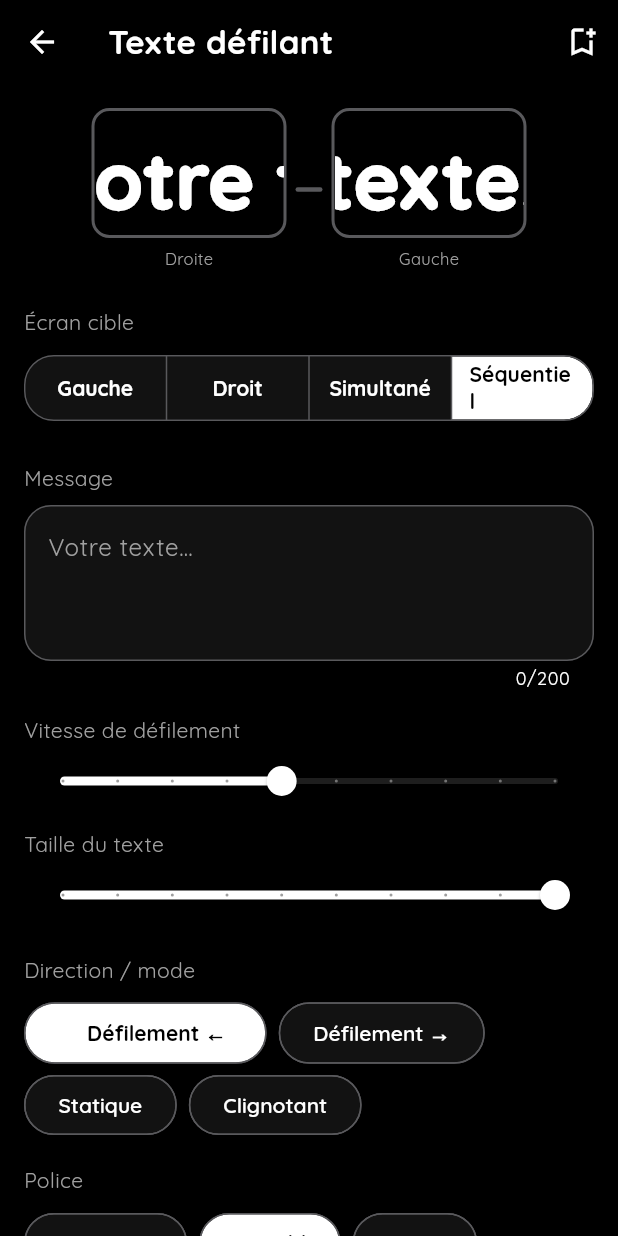
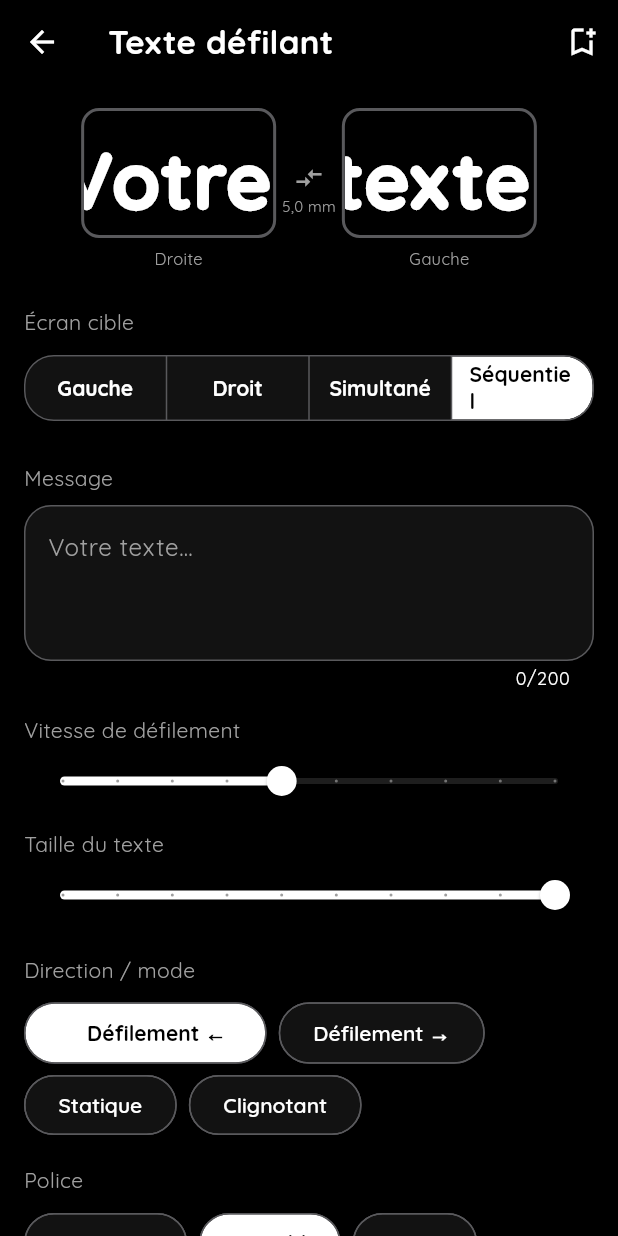
Before and after one commit to arthur2cs/eyzo, a Flutter app: the TextScreen screen opened directly, on a phone screen of 412 x 824 dp. Run offline on Flutter 3.47's test engine with Material 3 defaults, Android fonts, the phone set to English and light mode, and no system bars; our stand-ins replace device_info_plus, flutter_blue_plus, flutter_riverpod, hive_flutter, image_picker, package_info_plus and 1 more; accounts and stored records are empty.

Commit message:
Ajoute le réglage de l'espace inter-écran pour le mode séquentiel
Les 2 écrans ne sont pas collés (28x35mm chacun en paysage). Rajoute une
double flèche cliquable entre les 2 verres dans l'aperçu (DualLensRow),
qui ouvre une modale de réglage en mm (virgule ou point pour les
dixièmes), persistée via Hive. En mode Séquentiel, ce délai est converti
en distance de traversée invisible entre les 2 écrans à la vitesse de
défilement courante, pour un aperçu fidèle à l'espace physique réel.

Co-Authored-By: Claude Sonnet 5 <noreply@anthropic.com>

```diff
--- a/lib/core/glasses_display.dart
+++ b/lib/core/glasses_display.dart
@@ -15,6 +15,12 @@ class GlassesDisplay {
   static const int nativeWidth = 160;
   static const int nativeHeight = 128;
   static const (int, int) nativeResolution = (nativeWidth, nativeHeight);
+
+  /// Dimensions physiques d'un écran en mode paysage, en mm — sert à convertir
+  /// l'espace inter-écran réglable par l'utilisateur (voir [SettingsStore])
+  /// en délai de traversée dans l'aperçu du mode séquentiel (specs.md §4.2).
+  static const double lensWidthMm = 35.0;
+  static const double lensHeightMm = 28.0;
 
   /// Résolution de travail par défaut pour l'éditeur pixel-art, l'import
   /// d'image/GIF, etc. — le firmware fait l'upscale nearest-neighbor vers
--- /dev/null
+++ b/lib/core/storage/display_settings_providers.dart
@@ -0,0 +1,22 @@
+import 'package:flutter_riverpod/flutter_riverpod.dart';
+
+import '../ble/ble_providers.dart';
+import 'settings_store.dart';
+
+/// Contrôleur réactif pour l'espace inter-écran (mm) — voir [DualLensRow] et
+/// [SequentialTextPreview] pour son utilisation dans l'aperçu.
+class InterLensGapController extends StateNotifier<double> {
+  InterLensGapController(this._store) : super(_store.interLensGapMm);
+
+  final SettingsStore _store;
+
+  Future<void> setMm(double value) async {
+    await _store.setInterLensGapMm(value);
+    state = value;
+  }
+}
+
+final interLensGapProvider =
+    StateNotifierProvider<InterLensGapController, double>((ref) {
+      return InterLensGapController(ref.watch(settingsStoreProvider));
+    });
--- a/lib/core/storage/settings_store.dart
+++ b/lib/core/storage/settings_store.dart
@@ -8,6 +8,12 @@ class SettingsStore {
 
   static const _lastDeviceIdKey = 'lastDeviceId';
   static const _lastDeviceNameKey = 'lastDeviceName';
+  static const _interLensGapMmKey = 'interLensGapMm';
+
+  /// Écrans non collés dans le prototype : valeur de départ raisonnable en
+  /// attendant que l'utilisateur affine la mesure réelle via la modale
+  /// d'aperçu (voir [DualLensRow]).
+  static const double defaultInterLensGapMm = 5.0;
 
   String? get lastDeviceId => _box.get(_lastDeviceIdKey) as String?;
   String? get lastDeviceName => _box.get(_lastDeviceNameKey) as String?;
@@ -24,4 +30,12 @@ class SettingsStore {
     await _box.delete(_lastDeviceIdKey);
     await _box.delete(_lastDeviceNameKey);
   }
+
+  double get interLensGapMm =>
+      (_box.get(_interLensGapMmKey) as num?)?.toDouble() ??
+      defaultInterLensGapMm;
+
+  Future<void> setInterLensGapMm(double value) async {
+    await _box.put(_interLensGapMmKey, value);
+  }
 }
--- a/lib/features/text/text_screen.dart
+++ b/lib/features/text/text_screen.dart
@@ -4,6 +4,7 @@ import 'package:uuid/uuid.dart';
 
 import '../../core/ble/ble_connection_state.dart';
 import '../../core/ble/ble_providers.dart';
+import '../../core/storage/display_settings_providers.dart';
 import '../../core/storage/favorites_providers.dart';
 import '../../core/theme/app_theme.dart';
 import '../../models/favorite_item.dart';
@@ -131,7 +132,11 @@ class _TextScreenState extends ConsumerState<TextScreen> {
           children: [
             Center(
               child: _target == TargetScreen.sequential
-                  ? SequentialTextPreview(content: _content, lensWidth: 130)
+                  ? SequentialTextPreview(
+                      content: _content,
+                      lensWidth: 130,
+                      interLensGapMm: ref.watch(interLensGapProvider),
+                    )
                   : DualLensRow(
                       rightLens: LensWithLabel(
                         label: 'Droite',
--- a/lib/widgets/dual_lens_row.dart
+++ b/lib/widgets/dual_lens_row.dart
@@ -1,12 +1,15 @@
 import 'package:flutter/material.dart';
+import 'package:flutter_riverpod/flutter_riverpod.dart';
 
+import '../core/storage/display_settings_providers.dart';
 import '../core/theme/app_theme.dart';
+import 'inter_lens_gap_dialog.dart';
 
 /// Affiche les 2 verres des lunettes côte à côte selon la convention "miroir" :
 /// on voit ce que le porteur montre au public (comme se faire face). Le verre
 /// DROIT du porteur apparaît donc à GAUCHE dans l'app, et le verre GAUCHE du
 /// porteur à DROITE (voir specs.md §3).
-class DualLensRow extends StatelessWidget {
+class DualLensRow extends ConsumerWidget {
   const DualLensRow({
     super.key,
     required this.rightLens,
@@ -20,23 +23,54 @@ class DualLensRow extends StatelessWidget {
   final Widget leftLens;
 
   @override
-  Widget build(BuildContext context) {
+  Widget build(BuildContext context, WidgetRef ref) {
+    final gapMm = ref.watch(interLensGapProvider);
     return Row(
       mainAxisSize: MainAxisSize.min,
       crossAxisAlignment: CrossAxisAlignment.center,
       children: [
         rightLens,
-        Container(
-          width: 18,
-          height: 3,
-          margin: const EdgeInsets.symmetric(horizontal: 6),
-          decoration: BoxDecoration(
-            color: AppColors.border,
-            borderRadius: BorderRadius.circular(2),
-          ),
-        ),
+        _InterLensGapIndicator(gapMm: gapMm),
         leftLens,
       ],
     );
   }
 }
+
+/// Bouton représentant l'espace physique entre les 2 écrans (non collés dans
+/// le prototype) : ouvre la modale de réglage en mm (voir
+/// [showInterLensGapDialog]), et affiche la valeur courante persistée.
+class _InterLensGapIndicator extends ConsumerWidget {
+  const _InterLensGapIndicator({required this.gapMm});
+
+  final double gapMm;
+
+  @override
+  Widget build(BuildContext context, WidgetRef ref) {
+    return InkWell(
+      borderRadius: BorderRadius.circular(20),
+      onTap: () => showInterLensGapDialog(context, ref),
+      child: Padding(
+        padding: const EdgeInsets.symmetric(horizontal: 4, vertical: 4),
+        child: Column(
+          mainAxisSize: MainAxisSize.min,
+          children: [
+            const Icon(
+              Icons.compare_arrows,
+              size: 20,
+              color: AppColors.textSecondary,
+            ),
+            const SizedBox(height: 2),
+            Text(
+              '${gapMm.toStringAsFixed(1).replaceAll('.', ',')} mm',
+              style: const TextStyle(
+                fontSize: 10,
+                color: AppColors.textSecondary,
+              ),
+            ),
+          ],
+        ),
+      ),
+    );
+  }
+}
--- a/lib/widgets/sequential_text_preview.dart
+++ b/lib/widgets/sequential_text_preview.dart
@@ -1,5 +1,6 @@
 import 'package:flutter/material.dart';
 
+import '../core/glasses_display.dart';
 import '../core/utils/text_measure.dart';
 import '../models/scroll_direction_mode.dart';
 import '../models/text_content.dart';
@@ -19,10 +20,16 @@ class SequentialTextPreview extends StatefulWidget {
     super.key,
     required this.content,
     this.lensWidth = 130,
+    this.interLensGapMm = 0,
   });
 
   final TextContent content;
   final double lensWidth;
+
+  /// Espace physique entre les 2 écrans (non collés dans le prototype), en
+  /// mm — voir [DualLensRow]. Converti en délai de traversée du texte
+  /// pendant l'animation (voir [_gapPx]/[_combinedWidth]).
+  final double interLensGapMm;
 
   @override
   State<SequentialTextPreview> createState() => _SequentialTextPreviewState();
@@ -90,7 +97,14 @@ class _SequentialTextPreviewState extends State<SequentialTextPreview>
         : text;
   }
 
-  double get _combinedWidth => widget.lensWidth * 2;
+  /// Largeur (en px d'aperçu) de l'espace inter-écran, convertie depuis
+  /// [SequentialTextPreview.interLensGapMm] au prorata de la largeur physique
+  /// réelle d'un écran (voir [GlassesDisplay.lensWidthMm]) — le texte y est
+  /// invisible le temps de la traverser, à la même vitesse que le défilement.
+  double get _gapPx =>
+      widget.interLensGapMm / GlassesDisplay.lensWidthMm * widget.lensWidth;
+
+  double get _combinedWidth => widget.lensWidth * 2 + _gapPx;
 
   /// Voir [ScrollingTextPreview._recomputeDuration] — même logique, sur la
   /// largeur combinée des 2 écrans.
@@ -191,7 +205,7 @@ class _SequentialTextPreviewState extends State<SequentialTextPreview>
     // d'un bord extérieur à l'autre au lieu de continuer d'un écran à l'autre.
     final droitLens = travels ? _window(0) : _staticOrBlinkWindow();
     final gaucheLens = travels
-        ? _window(widget.lensWidth)
+        ? _window(widget.lensWidth + _gapPx)
         : _staticOrBlinkWindow();
 
     return DualLensRow(
```
Also changed, not shown: lib/widgets/inter_lens_gap_dialog.dart (added, +63 -0 lines).
